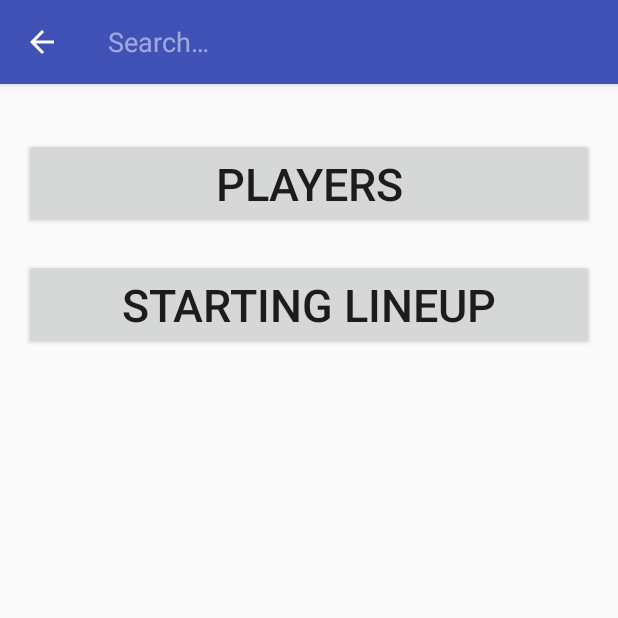
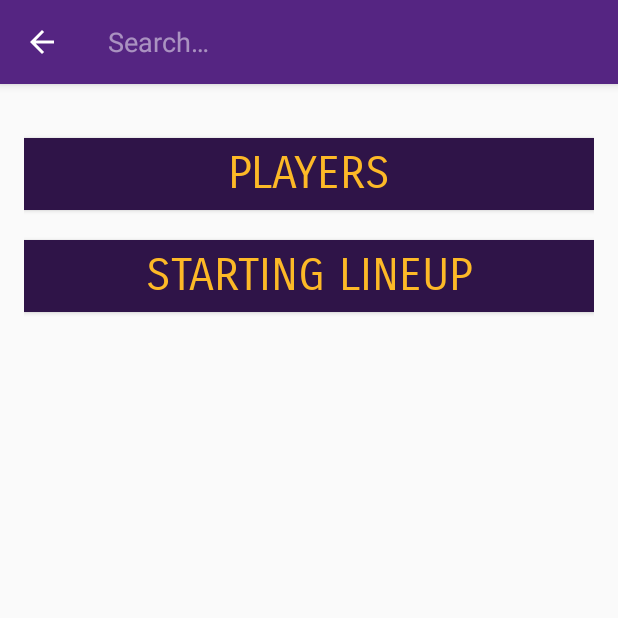
Before and after one commit to EmploYeezy/adiProjectTwo, an Android app: the screen it shows after launch (MainActivity), after a tap on "Search", on a phone screen of 412 x 824 dp, the top half of it. Run offline under Robolectric (Android 15) with nearby library versions, the phone set to English and light mode, and no system bars.

Commit message:
updates UI XML for color and makes very basic cosmetic upgrades.

```diff
--- a/AdiProjectTwo/app/src/main/AndroidManifest.xml
+++ b/AdiProjectTwo/app/src/main/AndroidManifest.xml
@@ -5,7 +5,7 @@
     <application
         android:allowBackup="true"
         android:icon="@mipmap/ic_launcher"
-        android:label="click there to search ---->"
+        android:label="LA Roster"
         android:supportsRtl="true"
         android:theme="@style/AppTheme">
         <activity
--- a/AdiProjectTwo/app/src/main/java/com/example/employeezy/adiprojecttwo/MainActivity.java
+++ b/AdiProjectTwo/app/src/main/java/com/example/employeezy/adiprojecttwo/MainActivity.java
@@ -25,6 +25,9 @@ public class MainActivity extends AppCompatActivity {
 
     //Buttons on home screen
     @Override
+
+
+
     protected void onCreate(Bundle savedInstanceState) {
         super.onCreate(savedInstanceState);
         setContentView(R.layout.activity_main);
--- a/AdiProjectTwo/app/src/main/res/layout/activity_main.xml
+++ b/AdiProjectTwo/app/src/main/res/layout/activity_main.xml
@@ -20,7 +20,10 @@
         android:layout_width="match_parent"
         android:layout_height="wrap_content"
         android:layout_marginTop="20dp"
+        android:background="#2f1448"
         android:text="players"
+        android:fontFamily="sans-serif-smallcaps"
+        android:textColor="#FDB927"
         android:textSize="30dp"/>
 
     <Button
@@ -29,13 +32,18 @@
         android:layout_width="match_parent"
         android:layout_height="wrap_content"
         android:layout_marginTop="20dp"
+        android:background="#2f1448"
         android:text="Starting Lineup"
+        android:fontFamily="sans-serif-smallcaps"
+        android:textColor="#FDB927"
         android:textSize="30dp"/>
 
     <ListView
         android:id="@+id/main_activity_list"
         android:layout_below="@id/starters_button"
         android:layout_marginTop="40dp"
+        android:layout_centerInParent="true"
+        android:animateLayoutChanges="true"
         android:layout_width="wrap_content"
         android:layout_height="wrap_content">
 
--- a/AdiProjectTwo/app/src/main/res/layout/activity_main_items.xml
+++ b/AdiProjectTwo/app/src/main/res/layout/activity_main_items.xml
@@ -5,9 +5,9 @@
 
     <TextView
         android:id="@+id/main_player_name"
-        android:layout_width="0dp"
+        android:layout_width="wrap_content"
         android:layout_height="wrap_content"
-        android:layout_weight="1"
+        android:layout_marginLeft="@dimen/activity_horizontal_margin"
         android:text="Player Name"
         android:textSize="20sp"
         android:textStyle="bold"
--- a/AdiProjectTwo/app/src/main/res/layout/activity_roster_list.xml
+++ b/AdiProjectTwo/app/src/main/res/layout/activity_roster_list.xml
@@ -12,7 +12,8 @@
     <ListView
         android:id="@+id/roster_list"
         android:layout_width="match_parent"
-        android:layout_height="wrap_content">
+        android:layout_height="wrap_content"
+        android:animateLayoutChanges="true">
     </ListView>
 
 
--- a/AdiProjectTwo/app/src/main/res/layout/activity_starter_list.xml
+++ b/AdiProjectTwo/app/src/main/res/layout/activity_starter_list.xml
@@ -12,7 +12,8 @@
     <ListView
         android:id="@+id/starter_list"
         android:layout_width="match_parent"
-        android:layout_height="wrap_content">
+        android:layout_height="wrap_content"
+        android:animateLayoutChanges="true">
     </ListView>
 
 </RelativeLayout>
--- a/AdiProjectTwo/app/src/main/res/menu/options_menu.xml
+++ b/AdiProjectTwo/app/src/main/res/menu/options_menu.xml
@@ -5,7 +5,7 @@
     <item android:id="@+id/search"
         android:title="Search"
         android:icon="@android:drawable/ic_menu_search"
+        android:visible="true"
         app:showAsAction="collapseActionView|ifRoom"
         app:actionViewClass="android.support.v7.widget.SearchView" />
-
 </menu>
--- a/AdiProjectTwo/app/src/main/res/values/colors.xml
+++ b/AdiProjectTwo/app/src/main/res/values/colors.xml
@@ -1,6 +1,6 @@
 <?xml version="1.0" encoding="utf-8"?>
 <resources>
-    <color name="colorPrimary">#3F51B5</color>
-    <color name="colorPrimaryDark">#303F9F</color>
-    <color name="colorAccent">#FF4081</color>
+    <color name="colorPrimary">#552582</color>
+    <color name="colorPrimaryDark">#2f1448</color>
+    <color name="colorAccent">#FDB927</color>
 </resources>
--- a/AdiProjectTwo/app/src/main/res/values/strings.xml
+++ b/AdiProjectTwo/app/src/main/res/values/strings.xml
@@ -1,5 +1,5 @@
 <resources>
-    <string name="app_name">AdiProjectTwo</string>
-    <string name="label">label</string>
-    <string name="hint">hint</string>
+    <string name="app_name">find a player</string>
+    <string name="label">find a player</string>
+    <string name="Lakers">find a player</string>
 </resources>
--- a/AdiProjectTwo/app/src/main/res/xml/searchable.xml
+++ b/AdiProjectTwo/app/src/main/res/xml/searchable.xml
@@ -2,4 +2,4 @@
 
 <searchable xmlns:android="http://schemas.android.com/apk/res/android"
     android:label="@string/label"
-    android:hint="@string/hint"/>
+    android:hint="find a player"/>
```
Also changed, not shown: AdiProjectTwo/app/src/main/java/com/example/employeezy/adiprojecttwo/PlayerProfileActivity.java (+9 -6 lines).
